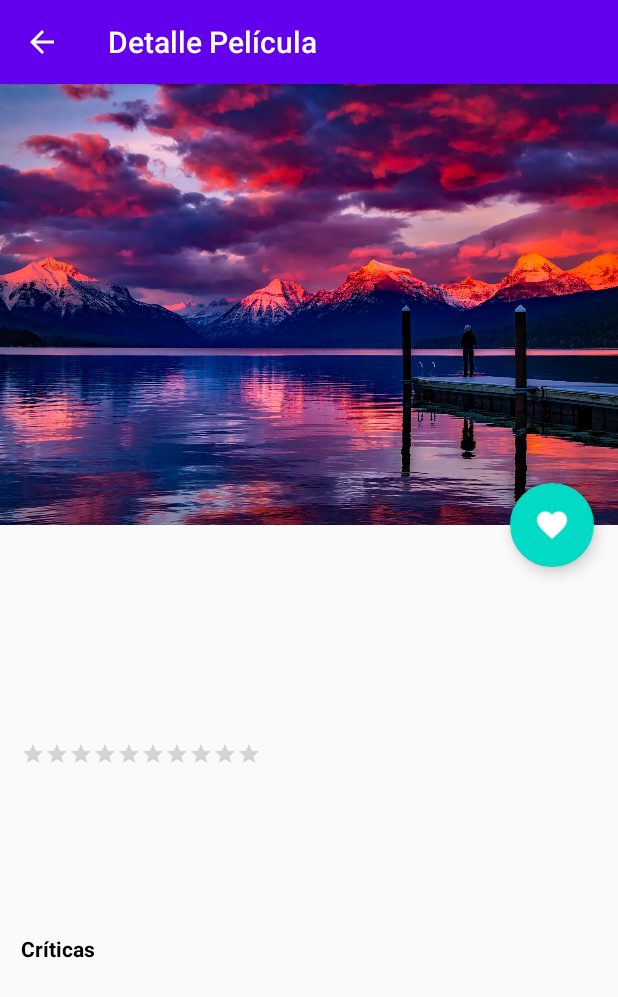
After one commit to DATAJOAQUIN/MovieTeca, an Android app: the PeliDetalleActivity screen opened directly, with no data from a screen before it, on a phone screen of 412 x 824 dp. The commit adds this screen. Shown: the top 997 px of the screen. Run offline under Robolectric (Android 15) with nearby library versions, the phone set to English and light mode, and no system bars; our stand-ins replace Picasso; pictures from the network do not load.

Commit message:
Añadido vista detalle Pelicula sin videos

```diff
--- a/app/src/main/java/MovieDetailActivity.java
+++ /dev/null
@@ -1,2 +0,0 @@
-public class MovieDetailActivity {
-}
--- /dev/null
+++ b/app/src/main/java/com/example/movieteca/PeliDetalleActivity.java
@@ -0,0 +1,77 @@
+package com.example.movieteca;
+
+import android.os.Bundle;
+import android.view.MenuItem;
+import android.widget.ImageView;
+import android.widget.RatingBar;
+import android.widget.TextView;
+
+import androidx.annotation.Nullable;
+import androidx.appcompat.app.ActionBar;
+import androidx.appcompat.app.AppCompatActivity;
+import androidx.core.app.NavUtils;
+
+import com.example.movieteca.model.Pelicula;
+import com.squareup.picasso.Picasso;
+
+public class PeliDetalleActivity extends AppCompatActivity {
+    private final static String URL_FOTO = "https://image.tmdb.org/t/p/";
+    private final static String TAMAÑO_LOGO = "w500";
+
+    private TextView titulo,fecha, puntuacion, sinopsis;
+    private ImageView poster;
+    private RatingBar estrellas;
+
+    @Override
+    protected void onCreate(@Nullable Bundle savedInstanceState) {
+        super.onCreate(savedInstanceState);
+        setContentView(R.layout.movie_detail);
+
+        ActionBar actionBar=this.getSupportActionBar();
+        // Set the action bar back button to look like an up button
+        if (actionBar != null) {
+            actionBar.setDisplayHomeAsUpEnabled(true);
+        }
+
+        Pelicula pelicula=getIntent().getParcelableExtra("pelicula");
+
+        titulo=findViewById(R.id.titulo);
+        fecha=findViewById(R.id.releaseDate_tv);
+        puntuacion=findViewById(R.id.voteAverage_tv);
+        sinopsis=findViewById(R.id.overview_tv);
+        poster=findViewById(R.id.moviePoster_iv);
+        estrellas=findViewById(R.id.rating);
+
+        if (pelicula!=null){
+            titulo.setText(pelicula.getTitle());
+            fecha.setText(pelicula.getReleaseDate());
+            puntuacion.setText(pelicula.getVoteAverage());
+            sinopsis.setText(pelicula.getOverview());
+            estrellas.setRating(Float.parseFloat(pelicula.getVoteAverage()));
+            cargarImagen(pelicula.getPosterPath());
+        }
+    }
+
+    private void cargarImagen(String ruta){
+        String urlBuilder = new StringBuilder()
+                .append(URL_FOTO)
+                .append(TAMAÑO_LOGO)
+                .append(ruta).toString();
+
+        Picasso.with(this)
+                .load(urlBuilder)
+                .placeholder(R.mipmap.ic_launcher_round)
+                .error(R.mipmap.ic_launcher)
+                .into(poster);
+    }
+
+    @Override
+    public boolean onOptionsItemSelected(MenuItem item) {
+        int id = item.getItemId();
+        // When the home button is pressed, take the user back to the VisualizerActivity
+        if (id == android.R.id.home) {
+            NavUtils.navigateUpFromSameTask(this);
+        }
+        return super.onOptionsItemSelected(item);
+    }
+}
--- a/app/src/main/java/com/example/movieteca/model/Pelicula.java
+++ b/app/src/main/java/com/example/movieteca/model/Pelicula.java
@@ -4,6 +4,8 @@ import android.os.Parcel;
 import android.os.Parcelable;
 
 public class Pelicula implements Parcelable {
+
+
     private final String title;
     private final String posterPath;
     private final String overview;
--- a/app/src/main/java/com/example/movieteca/ui/home/HomeFragment.java
+++ b/app/src/main/java/com/example/movieteca/ui/home/HomeFragment.java
@@ -47,17 +47,14 @@ public class HomeFragment extends Fragment {
 
         recyclerView= root.findViewById(R.id.recyler_view);
 
-
         if (getActivity().getResources().getConfiguration().orientation == Configuration.ORIENTATION_PORTRAIT){
             recyclerView.setLayoutManager(new GridLayoutManager(root.getContext(), 2));
         } else {
             recyclerView.setLayoutManager(new GridLayoutManager(root.getContext(), 4));
         }
 
-
         adapter=new PelisAdapter(root.getContext(),movieList);
         recyclerView.setAdapter(adapter);
-
 
         cargarPelis();
 
--- /dev/null
+++ b/app/src/main/res/layout/activity_configuracion.xml
@@ -0,0 +1,6 @@
+<?xml version="1.0" encoding="utf-8"?>
+<fragment xmlns:android="http://schemas.android.com/apk/res/android"
+    android:id="@+id/activity_settings"
+    android:name="com.example.movieteca.ConfigFragment"
+    android:layout_width="match_parent"
+    android:layout_height="match_parent"/>
--- a/app/src/main/res/layout/movie_detail.xml
+++ b/app/src/main/res/layout/movie_detail.xml
@@ -37,6 +37,7 @@
                     android:src="@drawable/photo"
                     android:scaleType="centerCrop"
                     app:layout_collapseMode="parallax" />
+
             </RelativeLayout>
 
             <androidx.appcompat.widget.Toolbar
@@ -60,6 +61,15 @@
             android:layout_width="match_parent"
             android:layout_height="wrap_content"
             android:orientation="vertical">
+            <TextView
+                android:layout_width="match_parent"
+                android:layout_height="wrap_content"
+                android:id="@+id/titulo"
+                android:textSize="20sp"
+                android:textStyle="bold"
+                android:layout_gravity="center_horizontal"
+                android:layout_margin="15dp"
+                android:padding="6dp"/>
 
             <TextView
                 android:layout_width="wrap_content"
--- a/app/src/main/res/values/dimens.xml
+++ b/app/src/main/res/values/dimens.xml
@@ -12,7 +12,7 @@
     <dimen name="movie_title_padding">10dp</dimen>
     <dimen name="spinner_width">140dp</dimen>
     <dimen name="spinner_height">80dp</dimen>
-    <dimen name="appbarlayout_height">500dp</dimen>
+    <dimen name="appbarlayout_height">350dp</dimen>
     <dimen name="release_tv_size">24sp</dimen>
     <dimen name="overview_tv_size">18sp</dimen>
     <dimen name="trailer_title_size">16sp</dimen>
--- a/app/src/main/res/values/strings.xml
+++ b/app/src/main/res/values/strings.xml
@@ -12,6 +12,7 @@
     <string name="menu_slideshow">Sobre</string>
     <string name="home_second">Home Second</string>
 
+    <string name="peli_detalle">Detalle Película</string>
     <string name="settings">Configuración</string>
     <string name="description_poster">Poster</string>
     <string name="pref_sort_key" translatable="false">sorting</string>
```
Also changed, not shown: app/src/main/AndroidManifest.xml (+16 -1 lines), app/src/main/java/com/example/movieteca/ConfigActivity.java (+20 -25 lines), app/src/main/java/com/example/movieteca/ConfigFragment.java (added, +50 -0 lines), app/src/main/java/com/example/movieteca/adapter/PelisAdapter.java (+16 -0 lines).
